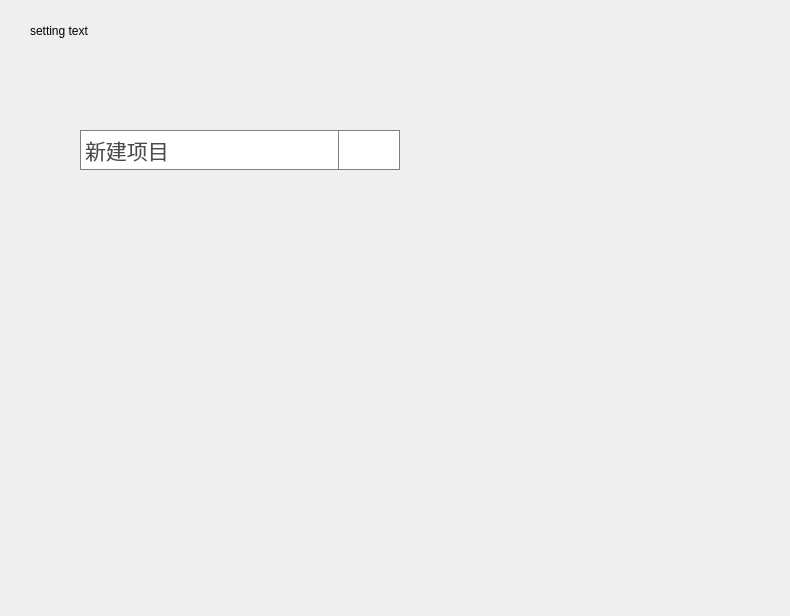
Qt form QtGuiApplicationTest/QtGuiApplicationTest/MainTabPageSetting.ui (xautshuanglong/QtLearningRepository) before a commit.
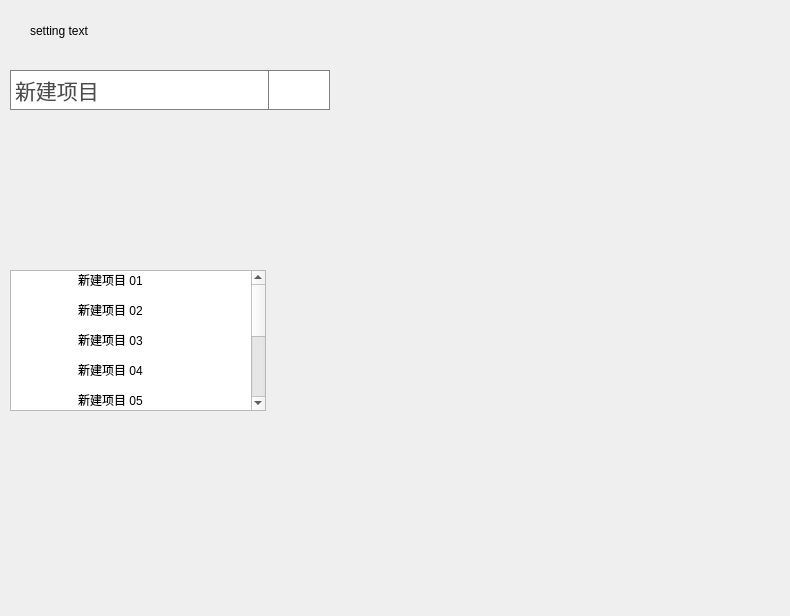
The same form after that commit. Icons and pictures are not drawn.

Commit message: 实验证明： 1. ListMode 可以做到单行滚动，滚动条数值代表滚动行数； 2. IconMode 无法单行滚动，滚动条数值不定，与控件大小不吻合。

```diff
--- a/QtGuiApplicationTest/QtGuiApplicationTest/MainTabPageSetting.ui
+++ b/QtGuiApplicationTest/QtGuiApplicationTest/MainTabPageSetting.ui
@@ -29,8 +29,8 @@
   <widget class="QComboBox" name="comboBox">
    <property name="geometry">
     <rect>
-     <x>80</x>
-     <y>130</y>
+     <x>10</x>
+     <y>70</y>
      <width>320</width>
      <height>40</height>
     </rect>
@@ -90,6 +90,75 @@
     </property>
    </item>
   </widget>
+  <widget class="QListWidget" name="listWidget">
+   <property name="geometry">
+    <rect>
+     <x>10</x>
+     <y>270</y>
+     <width>256</width>
+     <height>141</height>
+    </rect>
+   </property>
+   <property name="gridSize">
+    <size>
+     <width>200</width>
+     <height>30</height>
+    </size>
+   </property>
+   <property name="viewMode">
+    <enum>QListView::IconMode</enum>
+   </property>
+   <item>
+    <property name="text">
+     <string>新建项目 01</string>
+    </property>
+   </item>
+   <item>
+    <property name="text">
+     <string>新建项目 02</string>
+    </property>
+   </item>
+   <item>
+    <property name="text">
+     <string>新建项目 03</string>
+    </property>
+   </item>
+   <item>
+    <property name="text">
+     <string>新建项目 04</string>
+    </property>
+   </item>
+   <item>
+    <property name="text">
+     <string>新建项目 05</string>
+    </property>
+   </item>
+   <item>
+    <property name="text">
+     <string>新建项目 06</string>
+    </property>
+   </item>
+   <item>
+    <property name="text">
+     <string>新建项目 07</string>
+    </property>
+   </item>
+   <item>
+    <property name="text">
+     <string>新建项目 08</string>
+    </property>
+   </item>
+   <item>
+    <property name="text">
+     <string>新建项目 09</string>
+    </property>
+   </item>
+   <item>
+    <property name="text">
+     <string>新建项目 10</string>
+    </property>
+   </item>
+  </widget>
  </widget>
  <resources>
   <include location="QtGuiApplicationTest.qrc"/>
```
The commit also changes 2 other files.
